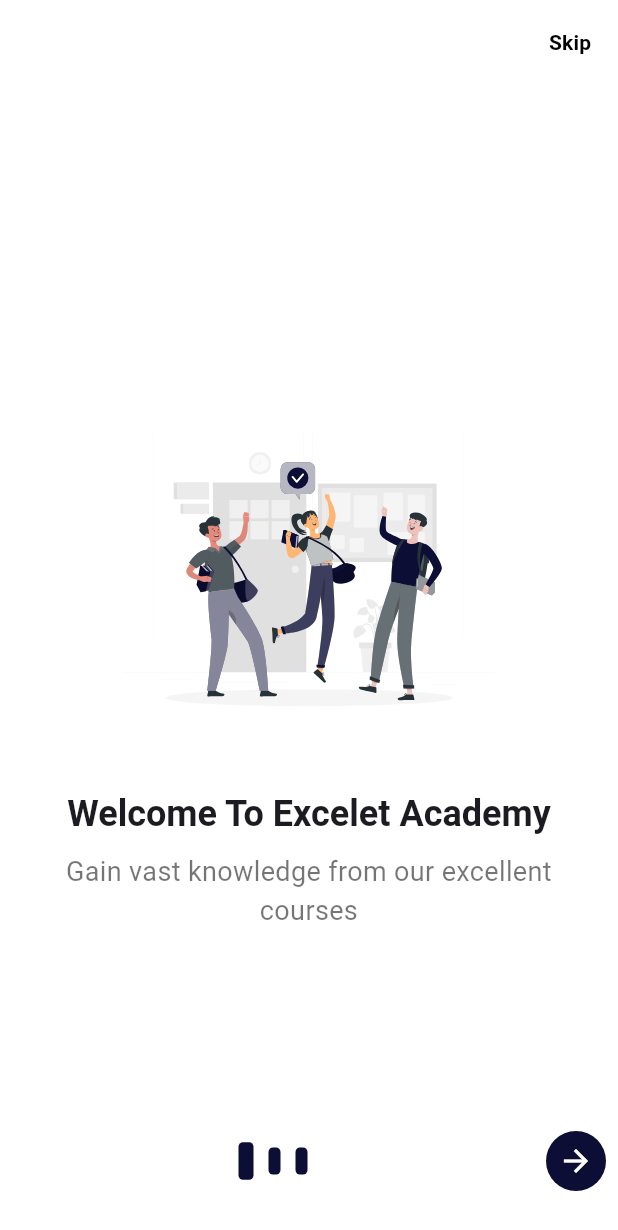
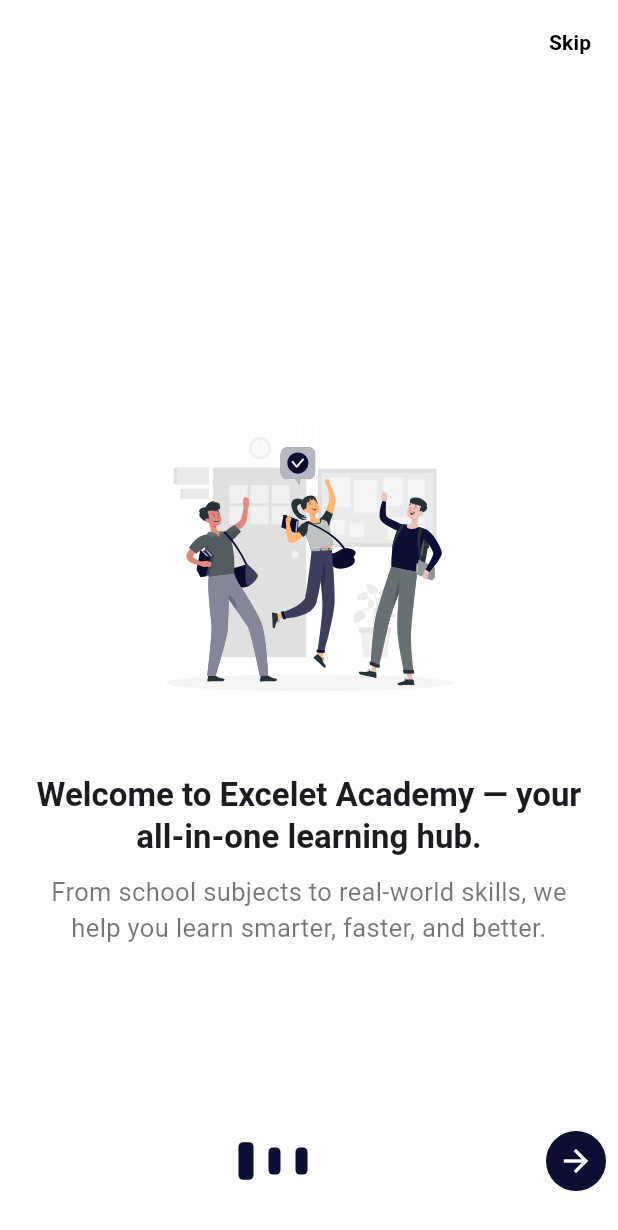
Before and after one commit to mati2yas/learning_management_system, a Flutter app: the screen it shows after launch, on a phone screen of 412 x 824 dp. Shown: the top 1230 px of the screen. Run offline on Flutter 3.47's test engine with Material 3 defaults, Android fonts, the phone set to English and light mode, and no system bars; our stand-ins replace connectivity_plus, dio, firebase_core, flutter_riverpod, flutter_secure_storage, flutter_svg and 5 more; missing offline and left inert: encrypt, flutter_inappwebview, flutter_pdfview, in_app_update, number_pagination; accounts and stored records are empty.

Commit message:
fix : implement dynamic onboarding screen title at all levels data model and data source

```diff
--- a/lib/features/onboarding/data_source/onboarding_data_source.dart
+++ b/lib/features/onboarding/data_source/onboarding_data_source.dart
@@ -5,15 +5,23 @@ class OnboardingDataSource {
     return [
       OnboardingModel(
         imagePath: 'assets/svgs/onboarding_page1.svg',
-        description: 'Gain vast knowledge from our excellent courses',
+        title: "Welcome to Excelet Academy — your all-in-one learning hub.",
+        description:
+            'From school subjects to real-world skills, we help you learn smarter, faster, and better.',
       ),
       OnboardingModel(
         imagePath: 'assets/svgs/onboarding_page2.svg',
-        description: 'Prepare For Exams With Our Large Collection of Exams',
+        title:
+            "Master any subject with expert-led lessons and engaging content.",
+        description:
+            "From elementary to university and beyond — explore a wide range of academic and professional courses, all in one place.",
       ),
       OnboardingModel(
         imagePath: 'assets/svgs/onboarding_page3.svg',
-        description: 'Achieve Your Study Goals With Tailored Content.',
+        title:
+            "Ace your exams with real past papers and detailed explanations.",
+        description:
+            "Practice for ESSLCE, Exit Exam, UAT, NGAT, Standardized Tests,Grade 6 & 8 Ministry exams, and more — with filters for better access. Explanations come in text, image, or video formats.",
       ),
     ];
   }
--- a/lib/features/onboarding/model/onboarding_model.dart
+++ b/lib/features/onboarding/model/onboarding_model.dart
@@ -1,8 +1,10 @@
 class OnboardingModel {
+  final String title;
   final String imagePath;
   final String description;
 
   OnboardingModel({
+    required this.title,
     required this.imagePath,
     required this.description,
   });
--- a/lib/features/onboarding/presentation/screens/onboarding_screen.dart
+++ b/lib/features/onboarding/presentation/screens/onboarding_screen.dart
@@ -51,6 +51,7 @@ class OnboardingScreen extends ConsumerWidget {
                 .map(
                   (page) => CurrentPage(
                     image: page.imagePath,
+                    title: page.title,
                     description: page.description,
                   ),
                 )
--- a/lib/features/onboarding/presentation/widgets/current_page.dart
+++ b/lib/features/onboarding/presentation/widgets/current_page.dart
@@ -2,11 +2,12 @@ import 'package:flutter/material.dart';
 import 'package:flutter_svg/svg.dart';
 
 class CurrentPage extends StatelessWidget {
-  final String image, description;
+  final String image, description, title;
 
   const CurrentPage({
     super.key,
     required this.image,
+    required this.title,
     required this.description,
   });
 
@@ -34,10 +35,10 @@ class CurrentPage extends StatelessWidget {
             child: Column(
               crossAxisAlignment: CrossAxisAlignment.center,
               children: [
-
                 Text(
-                  "Welcome To Excelet Academy",
-                  style: Theme.of(context).textTheme.headlineSmall!.copyWith(
+                  title,
+                  textAlign: TextAlign.center,
+                  style: Theme.of(context).textTheme.titleLarge!.copyWith(
                         fontWeight: FontWeight.w700,
                       ),
                 ),
@@ -47,7 +48,7 @@ class CurrentPage extends StatelessWidget {
                   textAlign: TextAlign.center, // Center-align the description
                   style: const TextStyle(
                     color: Colors.black54,
-                    fontSize: 18,
+                    fontSize: 17,
                   ),
                 ),
               ],
```
